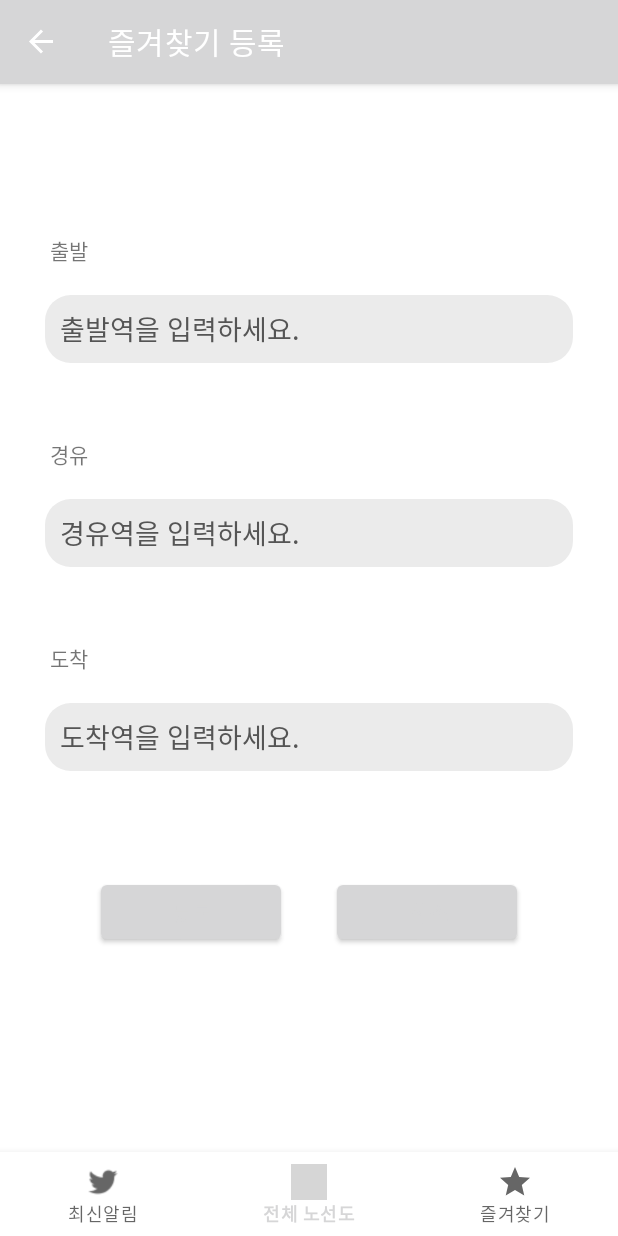
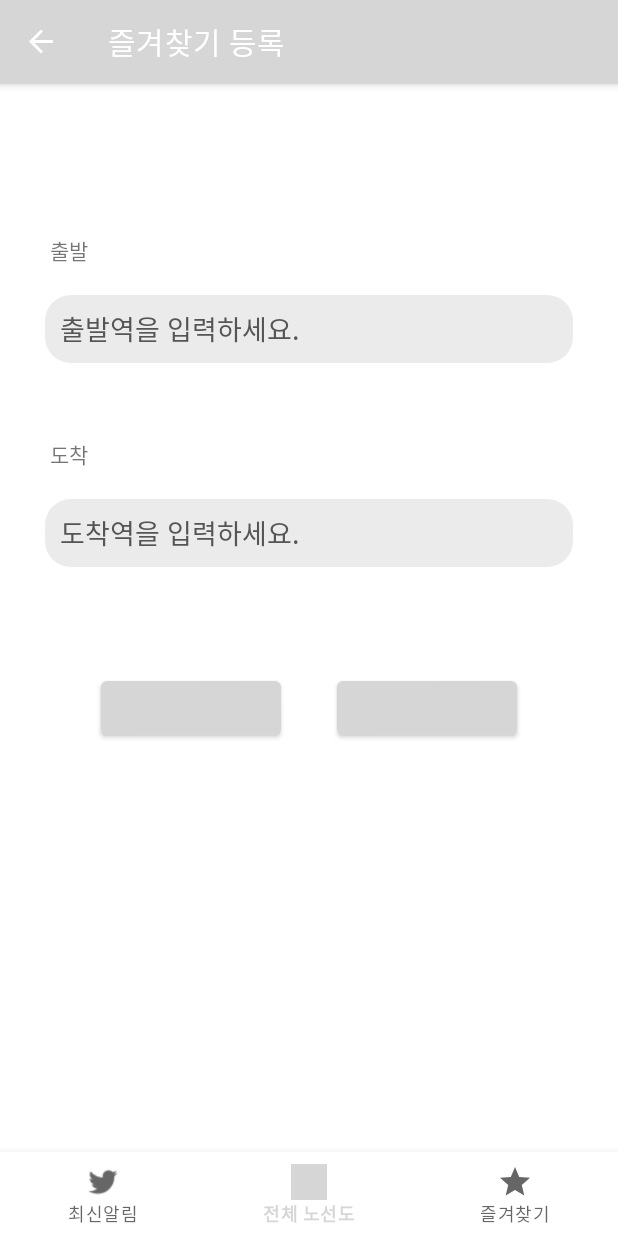
Before and after one commit to JamesDev51/dont-late-for-lecture, an Android app: the AddFragment screen opened through its navigation route, on a phone screen of 412 x 824 dp. Run offline under Robolectric (Android 15) with nearby library versions, the phone set to English and light mode, and no system bars; our stand-ins replace navigation-ui; grey boxes are pictures that could not be loaded.

Commit message:
feat: 경유 삭제

```diff
--- a/app/src/main/java/com/team8/dlfl/fragment/AddFragment.kt
+++ b/app/src/main/java/com/team8/dlfl/fragment/AddFragment.kt
@@ -36,15 +36,10 @@ class AddFragment : Fragment() {
         super.onViewCreated(view, savedInstanceState)
 
         val editTextDeparture = binding?.editTextDeparture
-        val editTextMiddle = binding?.editTextMiddle
         val editTextArrival = binding?.editTextArrival
 
         editTextDeparture?.setOnKeyListener { _, _, _ ->
             findStationName(editTextDeparture)
-            false
-        }
-        editTextMiddle?.setOnKeyListener { _, _, _ ->
-            findStationName(editTextMiddle)
             false
         }
         editTextArrival?.setOnKeyListener { _, _, _ ->
--- a/app/src/main/res/layout/fragment_add.xml
+++ b/app/src/main/res/layout/fragment_add.xml
@@ -34,29 +34,6 @@
                         android:completionThreshold="1"
                         android:gravity="center_vertical"
                         android:hint="출발역을 입력하세요."
-                        android:paddingLeft="10dp"
-                        android:textColorHint="#555555"
-                        app:layout_constraintEnd_toEndOf="parent"
-                        app:layout_constraintStart_toStartOf="parent"
-                        app:layout_constraintTop_toTopOf="parent" android:singleLine="true"/>
-            </LinearLayout>
-            <LinearLayout
-                    android:orientation="vertical"
-                    android:layout_width="match_parent"
-                    android:layout_height="wrap_content" android:layout_marginBottom="50dp">
-                <TextView
-                        android:text="경유"
-                        android:layout_width="match_parent"
-                        android:layout_height="wrap_content" android:id="@+id/text_middle" android:layout_marginLeft="3dp" android:layout_marginBottom="3dp"/>
-                <AutoCompleteTextView
-                        android:id="@+id/edit_text_middle"
-                        android:layout_width="match_parent"
-                        android:layout_height="45dp"
-                        android:layout_marginTop="16dp"
-                        android:background="@drawable/radius17_back_ebebeb"
-                        android:completionThreshold="1"
-                        android:gravity="center_vertical"
-                        android:hint="경유역을 입력하세요."
                         android:paddingLeft="10dp"
                         android:textColorHint="#555555"
                         app:layout_constraintEnd_toEndOf="parent"
```
